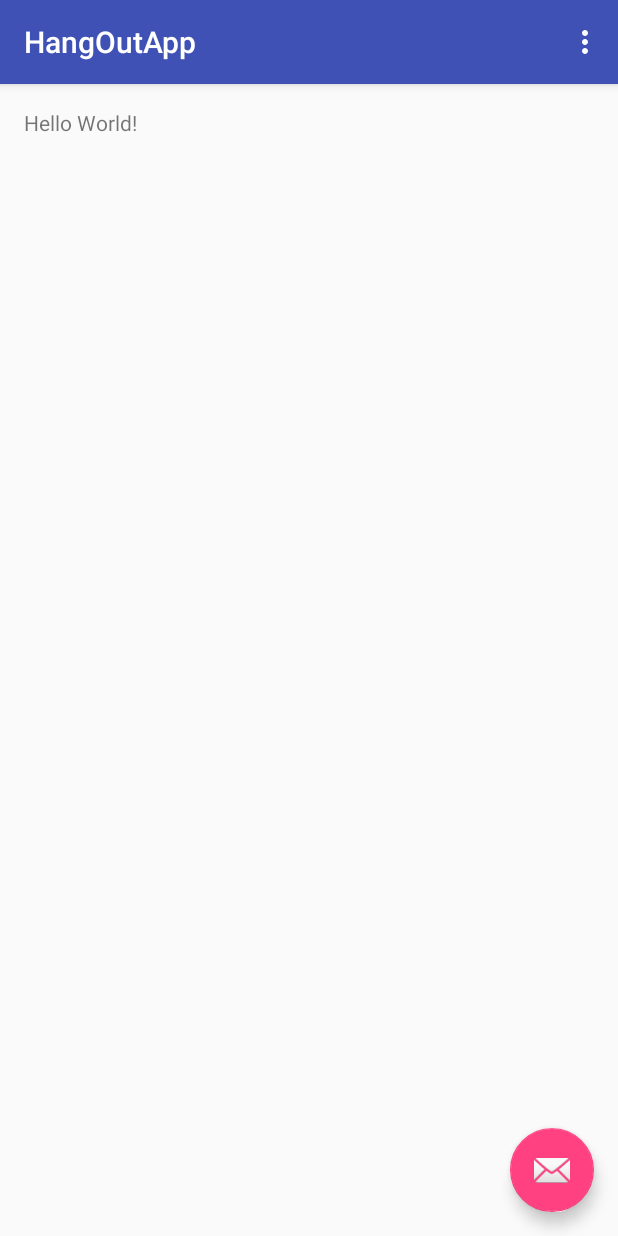
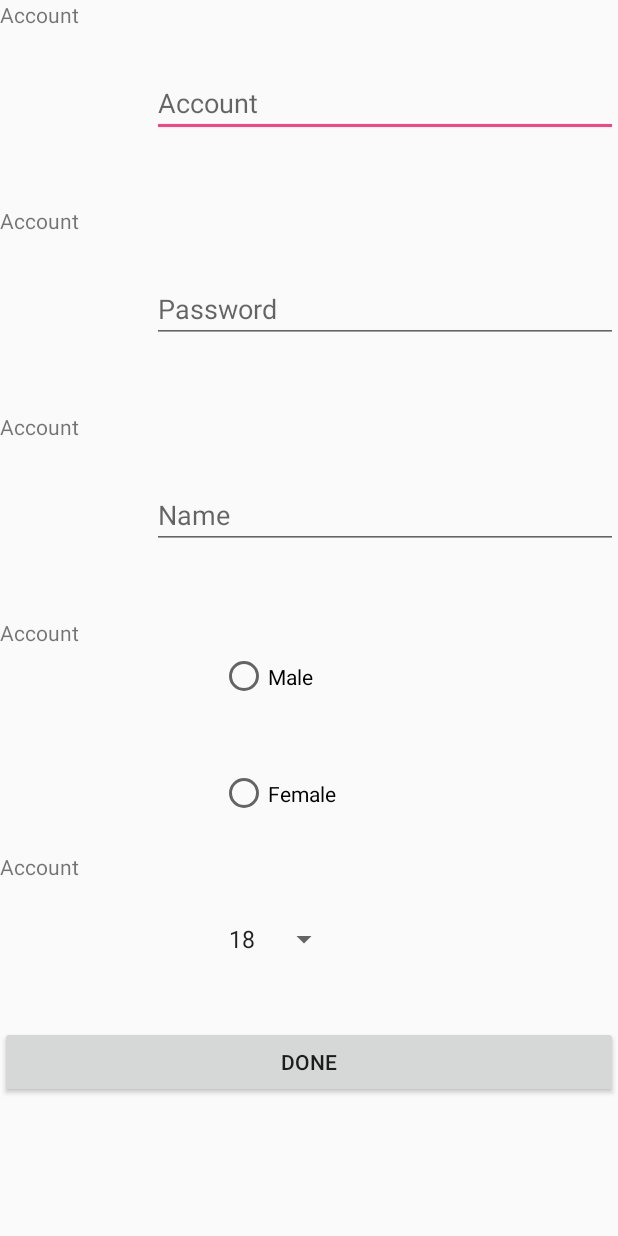
Before and after one commit to elminsterii/HangoutClientAndroid, an Android app: the screen it shows after launch (MainActivity before the commit, RegisterPageActivity after it), in the options menu, after a tap on "Post", on a phone screen of 412 x 824 dp. Run offline under Robolectric (Android 15) with nearby library versions, the phone set to English and light mode, and no system bars.

Commit message:
1.refine HttpPost for adapate different use(register/unregister...) 2.new RegisterPageActivity for register flow

```diff
--- a/hangoutapp/app/src/main/java/com/androidAppLogic/hangoutapp/DataStructure/BaseActivity.java
+++ b/hangoutapp/app/src/main/java/com/androidAppLogic/hangoutapp/DataStructure/BaseActivity.java
@@ -13,11 +13,13 @@ public class BaseActivity extends Activity {
     protected void onCreate(Bundle savedInstanceState) {
         super.onCreate(savedInstanceState);
         //bind initial layout
+        initView();
+        initData();
+        initListner();
     }
 
     protected void initView(){
         //bind view content
-
     }
     protected void initData(){
         //set data
@@ -25,4 +27,9 @@ public class BaseActivity extends Activity {
     protected void initListner(){
         //bind listner
     }
+
+
+
+
+
 }
--- a/hangoutapp/app/src/main/java/com/androidAppLogic/hangoutapp/HttpConnect/HttpProxy.java
+++ b/hangoutapp/app/src/main/java/com/androidAppLogic/hangoutapp/HttpConnect/HttpProxy.java
@@ -16,11 +16,26 @@ import com.androidAppLogic.hangoutapp.Tool.JasonTool;
  */
 
 public class HttpProxy {
+
+    public interface AsyncResponse {
+        boolean processFinish(boolean output);
+    }
+    public static final String HTTP_POST_API_REGISTER =   "https://hangouttw.appspot.com/register";
+    public static final String HTTP_POST_API_UNREGISTER = "https://hangouttw.appspot.com/register";
+    public static final String HTTP_POST_API_QUERY = "https://hangouttw.appspot.com/queryperson";
+
+    public static final int HTTP_POST_TIMEOUT = 10;
+    public static final int HTTP_GET_TIMEOUT = 15;
+
+
     private static final String LOG_TAG = "HttpProxy";
 
     /* interface for use:
                       1.HttpGetTask
                       2.HttpPostTask
+                        input:
+                        a.arg0[0]: Map<String, String> for Json format
+                        b.arg0[1]: Url for different usage
     */
 
     public static class HttpGetTask extends AsyncTask<String,Void,String> {
@@ -50,7 +65,7 @@ public class HttpProxy {
                 //connection.setDoOutput(true);
 
                 // 設定TimeOut時間
-                connection.setReadTimeout(15*1000);
+                connection.setReadTimeout(HTTP_GET_TIMEOUT*1000);
                 connection.connect();
 
                 // 伺服器回來的參數
@@ -100,6 +115,12 @@ public class HttpProxy {
 
     public static class HttpPostTask extends AsyncTask<Object,Void,String> {
 
+
+        public AsyncResponse delegate = null;
+
+        public HttpPostTask(AsyncResponse delegate){
+            this.delegate = delegate;
+        }
         @Override
         public void onPreExecute() {
             super.onPreExecute();
@@ -107,12 +128,13 @@ public class HttpProxy {
 
         @Override
         public String doInBackground(Object... arg0) {
-
+            boolean result = false;
             URL url = null;
             BufferedReader reader = null;
             StringBuilder stringBuilder;
             String jsonString = JasonTool.createJsonString(arg0[0]);
 
+            String strUrl = String.valueOf(arg0[1]);
             try
             {
                 // create the HttpURLConnection
@@ -124,7 +146,7 @@ public class HttpProxy {
                 connection.setRequestProperty("Content-Type","application/json; charset=UTF-8");
                 connection.setRequestProperty("Accept", "application/json");
                 connection.setRequestMethod("POST");
-                connection.setConnectTimeout(10*1000);
+                connection.setConnectTimeout(HTTP_POST_TIMEOUT*1000);
                 connection.setReadTimeout(10000);
                 connection.setDoInput(true);                                                        //允許輸入流，即允許下載
                 connection.setDoOutput(true);                                                       //允許輸出流，即允許上傳
@@ -188,9 +210,13 @@ public class HttpProxy {
         @Override
         public void onPostExecute(String result) {
             super.onPostExecute(result);
-            if(!"".equals(result) || null != result){
+            if(result.contains("200 OK "))
+                delegate.processFinish(true);
+            else
+                delegate.processFinish(false);
 
-            }
+
+
         }
     }
 }
--- a/hangoutapp/app/src/main/java/com/androidAppLogic/hangoutapp/MainActivity.java
+++ b/hangoutapp/app/src/main/java/com/androidAppLogic/hangoutapp/MainActivity.java
@@ -1,5 +1,6 @@
 package com.androidAppLogic.hangoutapp;
 
+import android.content.Intent;
 import android.os.Bundle;
 import android.support.design.widget.FloatingActionButton;
 import android.support.design.widget.Snackbar;
@@ -9,6 +10,8 @@ import android.view.View;
 import android.view.Menu;
 import android.view.MenuItem;
 import com.androidAppLogic.hangoutapp.HttpConnect.HttpProxy;
+import com.androidAppLogic.hangoutapp.MainFlowActivitys.RegisterPageActivity;
+
 import java.util.HashMap;
 
 import java.util.Map;
@@ -49,12 +52,16 @@ public class MainActivity extends AppCompatActivity {
 
         //noinspection SimplifiableIfStatement
         if (id == R.id.action_settings) {
-            HttpProxy.HttpPostTask pTask = new HttpProxy.HttpPostTask();
+            /*HttpProxy.HttpPostTask pTask = new HttpProxy.HttpPostTask();
             Map<String, String> jsonMap1 = new HashMap<String, String>();
             jsonMap1.put("account","yoie");
             jsonMap1.put("name","y");
             pTask.execute(jsonMap1);
             return true;
+            */
+            Intent intent = new Intent(this,
+                    RegisterPageActivity.class);
+            startActivity(intent);
         }
 
         return super.onOptionsItemSelected(item);
--- /dev/null
+++ b/hangoutapp/app/src/main/java/com/androidAppLogic/hangoutapp/MainFlowActivitys/RegisterPageActivity.java
@@ -0,0 +1,160 @@
+package com.androidAppLogic.hangoutapp.MainFlowActivitys;
+
+import android.os.Bundle;
+import android.view.View;
+import android.widget.AdapterView;
+import android.widget.Button;
+import android.widget.EditText;
+import android.widget.RadioButton;
+import android.widget.RadioGroup;
+import android.widget.Spinner;
+
+import com.androidAppLogic.hangoutapp.DataStructure.BaseActivity;
+import com.androidAppLogic.hangoutapp.HttpConnect.HttpProxy;
+import com.androidAppLogic.hangoutapp.R;
+
+import java.util.HashMap;
+import java.util.Map;
+import java.util.concurrent.ExecutionException;
+
+/**
+ * Created by yoie7 on 2018/5/4.
+ */
+
+public class RegisterPageActivity extends BaseActivity {
+
+
+    public static final int AGE_LIMITATION = 18;
+    public static final String REGISTER_ATTRIBUTES_ACCOUNT = "email";
+    public static final String REGISTER_ATTRIBUTES_PASSWORD = "password";
+    public static final String REGISTER_ATTRIBUTES_NAME = "displayname";
+    public static final String REGISTER_ATTRIBUTES_Gender = "gender";
+    public static final String REGISTER_ATTRIBUTES_Age = "age";
+
+    private EditText mEditText_Account;
+    private EditText mEditText_Password;
+    private EditText mEditText_Name;
+    private RadioGroup mRadio_Gender;
+    private Spinner mSpinner_Age;
+    private Button mButton_Done;
+
+    private String m_strGender = "";
+    private String m_strAge = "";
+
+
+
+    @Override
+    protected void onCreate(Bundle savedInstanceState) {
+        setContentView(R.layout.activity_register_page);
+        super.onCreate(savedInstanceState);
+
+    }
+
+    @Override
+    protected void initView(){
+        mEditText_Account = (EditText) findViewById(R.id.edit_account);
+        mEditText_Password = (EditText) findViewById(R.id.edit_pwd);
+        mEditText_Name = (EditText) findViewById(R.id.edit_name);
+        mSpinner_Age = (Spinner) findViewById(R.id.spinner_age);
+        mRadio_Gender = (RadioGroup)findViewById(R.id.radioG_gender);
+        mButton_Done = (Button)findViewById(R.id.btn_done);
+
+    }
+
+    @Override
+    protected void initData(){
+
+    }
+
+    @Override
+    protected void initListner(){
+
+
+        mRadio_Gender.setOnCheckedChangeListener(new RadioGroup.OnCheckedChangeListener(){
+                    @Override
+                    public void onCheckedChanged(RadioGroup group, int checkedId)
+                    {
+                        if(checkedId == R.id.radio_gender_male)
+                        {
+                            m_strGender = "M";
+                        }
+                        else if(checkedId == R.id.radio_gender_female)
+                        {
+                            m_strGender = "F";
+                        }
+                    }
+                });
+
+
+
+        mSpinner_Age.setOnItemSelectedListener(new AdapterView.OnItemSelectedListener() {
+            @Override
+            public void onItemSelected(AdapterView<?> parent, View view, int position, long id) {
+                m_strAge = String.valueOf(AGE_LIMITATION + position);
+            }
+
+            @Override
+            public void onNothingSelected(AdapterView<?> parent) {
+
+            }
+        });
+
+        mButton_Done.setOnClickListener(new Button.OnClickListener(){
+            @Override
+            public void onClick(View v) {
+                /*
+                RegisterPageLogic.doRegister(   mEditText_Account.getText().toString(),
+                                                mEditText_Password.getText().toString(),
+                                                mEditText_Name.getText().toString(),
+                                                m_strGender,
+                                                m_strAge);
+                */
+                RegisterPageLogic.doRegister("aaaa",
+                        "bbb",
+                        "ccc",
+                        "ddd",
+                        "eee");
+            }
+
+        });
+    }
+
+    private static class RegisterPageLogic{
+        public static boolean doRegister(String strAccount,
+                                  String strPwd,
+                                  String strName,
+                                  String strGender,
+                                  String strAge) {
+            boolean result = false;
+
+            HttpProxy.HttpPostTask pTask = new HttpProxy.HttpPostTask(new HttpProxy.AsyncResponse() {
+                @Override
+                public boolean processFinish(boolean output) {
+                    return output;
+                }
+            });
+            Map<String, String> jsonMap1 = new HashMap<String, String>();
+            jsonMap1.put(REGISTER_ATTRIBUTES_ACCOUNT, strAccount);
+            //jsonMap1.put(REGISTER_ATTRIBUTES_PASSWORD, strPwd);
+            //jsonMap1.put(REGISTER_ATTRIBUTES_NAME, strName);
+            //jsonMap1.put(REGISTER_ATTRIBUTES_Gender, strGender);
+            //jsonMap1.put(REGISTER_ATTRIBUTES_Age, strAge);
+
+
+            pTask.execute(jsonMap1, HttpProxy.HTTP_POST_API_REGISTER);
+            try {
+                String response  = pTask.get();
+                if (response.contains("200 OK "))
+                    result = true;
+                else
+                    result =  false;
+            } catch (InterruptedException e) {
+                e.printStackTrace();
+            } catch (ExecutionException e) {
+                e.printStackTrace();
+            }
+            return result;
+        }
+    }
+
+}
--- a/hangoutapp/app/src/main/java/com/androidAppLogic/hangoutapp/MainFlowActivitys/SignInPageActivity.java
+++ b/hangoutapp/app/src/main/java/com/androidAppLogic/hangoutapp/MainFlowActivitys/SignInPageActivity.java
@@ -31,4 +31,18 @@ public class SignInPageActivity extends BaseActivity{
     protected void initListner(){
 
     }
+
+
+    private class SignInPageLogic{
+
+        public boolean isPwdValid(String pwd){
+            boolean result = false;
+            return result;
+        }
+
+        public boolean signIn(String acount, String pwd){
+            boolean result = false;
+            return result;
+        }
+    }
 }
--- a/hangoutapp/app/src/main/res/layout/activity_main.xml
+++ b/hangoutapp/app/src/main/res/layout/activity_main.xml
@@ -5,7 +5,7 @@
     android:layout_width="match_parent"
     android:layout_height="match_parent"
     android:fitsSystemWindows="true"
-    tools:context="com.example.yoie7.hangoutapp.MainActivity">
+    tools:context="com.androidAppLogic.hangoutapp.MainActivity">
 
     <android.support.design.widget.AppBarLayout
         android:layout_width="match_parent"
--- /dev/null
+++ b/hangoutapp/app/src/main/res/layout/activity_register_page.xml
@@ -0,0 +1,185 @@
+<?xml version="1.0" encoding="utf-8"?>
+<LinearLayout xmlns:android="http://schemas.android.com/apk/res/android"
+    android:layout_width="match_parent"
+    android:layout_height="match_parent"
+    android:orientation="vertical">
+<LinearLayout
+    android:layout_width="match_parent"
+    android:layout_height="wrap_content"
+    android:layout_weight="1">
+    <LinearLayout
+        android:layout_width="wrap_content"
+        android:layout_height="match_parent"
+        android:layout_weight="1">
+        <TextView
+            android:layout_width="match_parent"
+            android:layout_height="match_parent"
+            android:layout_weight="1"
+            android:text="Account"/>
+
+    </LinearLayout>
+    <LinearLayout
+        android:layout_width="wrap_content"
+        android:layout_height="match_parent"
+        android:layout_weight="2">
+        <EditText
+            android:id="@+id/edit_account"
+            android:layout_width="match_parent"
+            android:layout_height="wrap_content"
+            android:layout_gravity="center"
+            android:inputType="textPersonName"
+            android:hint="Account"
+            android:ems="10"/>
+    </LinearLayout>
+</LinearLayout>
+
+    <LinearLayout
+        android:layout_width="match_parent"
+        android:layout_height="wrap_content"
+        android:layout_weight="1">
+        <LinearLayout
+            android:layout_width="wrap_content"
+            android:layout_height="match_parent"
+            android:layout_weight="1">
+            <TextView
+                android:layout_width="match_parent"
+                android:layout_height="match_parent"
+                android:layout_weight="1"
+                android:text="Account"/>
+
+        </LinearLayout>
+        <LinearLayout
+            android:layout_width="wrap_content"
+            android:layout_height="match_parent"
+            android:layout_weight="2">
+            <EditText
+                android:id="@+id/edit_pwd"
+                android:layout_width="match_parent"
+                android:layout_height="wrap_content"
+                android:layout_gravity="center"
+                android:inputType="textPersonName"
+                android:hint="Password"
+                android:ems="10"/>
+        </LinearLayout>
+    </LinearLayout>
+
+    <LinearLayout
+        android:layout_width="match_parent"
+        android:layout_height="wrap_content"
+        android:layout_weight="1">
+        <LinearLayout
+            android:layout_width="wrap_content"
+            android:layout_height="match_parent"
+            android:layout_weight="1">
+            <TextView
+                android:layout_width="match_parent"
+                android:layout_height="match_parent"
+                android:layout_weight="1"
+                android:text="Account"/>
+
+        </LinearLayout>
+        <LinearLayout
+            android:layout_width="wrap_content"
+            android:layout_height="match_parent"
+            android:layout_weight="2">
+            <EditText
+                android:id="@+id/edit_name"
+                android:layout_width="match_parent"
+                android:layout_height="wrap_content"
+                android:layout_gravity="center"
+                android:inputType="textPersonName"
+                android:hint="Name"
+                android:ems="10"/>
+        </LinearLayout>
+    </LinearLayout>
+
+    <LinearLayout
+        android:layout_width="match_parent"
+        android:layout_height="wrap_content"
+        android:layout_weight="1">
+        <LinearLayout
+            android:layout_width="wrap_content"
+            android:layout_height="match_parent"
+            android:layout_weight="1">
+            <TextView
+                android:layout_width="match_parent"
+                android:layout_height="match_parent"
+                android:layout_weight="1"
+                android:text="Account"/>
+
+        </LinearLayout>
+        <LinearLayout
+            android:layout_width="wrap_content"
+            android:layout_height="match_parent"
+            android:layout_weight="2">
+            <RadioGroup
+                android:id="@+id/radioG_gender"
+                android:layout_width="wrap_content"
+                android:layout_height="match_parent"
+                android:layout_alignBottom="@+id/button1"
+                android:layout_centerHorizontal="true"
+                >
+                <RadioButton
+                    android:id="@+id/radio_gender_male"
+                    android:text="Male"
+                    android:layout_width="wrap_content"
+                    android:layout_height="match_parent"
+                    android:layout_weight=".5" />
+
+                <RadioButton
+                    android:id="@+id/radio_gender_female"
+                    android:text="Female"
+                    android:layout_width="wrap_content"
+                    android:layout_height="match_parent"
+                    android:layout_weight=".5" />
+                </RadioGroup>
+
+
+        </LinearLayout>
+    </LinearLayout>
+
+    <LinearLayout
+        android:layout_width="match_parent"
+        android:layout_height="wrap_content"
+        android:layout_weight="1">
+        <LinearLayout
+            android:layout_width="wrap_content"
+            android:layout_height="match_parent"
+            android:layout_weight="1">
+            <TextView
+                android:layout_width="match_parent"
+                android:layout_height="match_parent"
+                android:layout_weight="1"
+                android:text="Account"/>
+
+        </LinearLayout>
+
+        <LinearLayout
+            android:layout_width="wrap_content"
+            android:layout_height="match_parent"
+            android:layout_weight="2">
+            <Spinner
+                android:id="@+id/spinner_age"
+                android:layout_gravity="center"
+                android:layout_width="wrap_content"
+                android:layout_height="wrap_content"
+                android:entries="@array/user_age_list"
+                />
+        </LinearLayout>
+    </LinearLayout>
+
+    <LinearLayout
+        android:layout_width="match_parent"
+        android:layout_height="wrap_content"
+        android:layout_weight="1">
+
+        <Button
+            android:id="@+id/btn_done"
+            android:text="Done"
+            android:layout_width="wrap_content"
+            android:layout_height="wrap_content"
+            android:layout_weight="1" />
+    </LinearLayout>
+
+
+</LinearLayout>
--- a/hangoutapp/app/src/main/res/layout/activity_signin_page.xml
+++ b/hangoutapp/app/src/main/res/layout/activity_signin_page.xml
@@ -16,7 +16,7 @@
 
     <EditText
 
-        android:id="@+id/edit_psw"
+        android:id="@+id/edit_pwd"
         android:layout_marginTop="20dp"
         android:layout_width="match_parent"
         android:layout_height="wrap_content"
--- a/hangoutapp/app/src/main/res/layout/content_main.xml
+++ b/hangoutapp/app/src/main/res/layout/content_main.xml
@@ -10,7 +10,7 @@
     android:paddingRight="@dimen/activity_horizontal_margin"
     android:paddingTop="@dimen/activity_vertical_margin"
     app:layout_behavior="@string/appbar_scrolling_view_behavior"
-    tools:context="com.example.yoie7.hangoutapp.MainActivity"
+    tools:context="com.androidAppLogic.hangoutapp.MainActivity"
     tools:showIn="@layout/activity_main">
 
     <TextView
--- a/hangoutapp/app/src/main/res/values/strings.xml
+++ b/hangoutapp/app/src/main/res/values/strings.xml
@@ -3,4 +3,75 @@
     <string name="action_settings">Post</string>
     <string name="sign_in">Sign In</string>
     <string name="sign_up">Register</string>
+
+
+
+
+
+
+
+
+
+
+
+
+
+
+
+
+
+
+
+
+
+
+
+
+
+
+
+
+    <string-array name="user_age_list">
+        <item>18</item>
+        <item>19</item>
+        <item>20</item>
+        <item>21</item>
+        <item>22</item>
+        <item>23</item>
+        <item>24</item>
+        <item>25</item>
+        <item>26</item>
+        <item>27</item>
+        <item>28</item>
+        <item>29</item>
+        <item>30</item>
+        <item>31</item>
+        <item>32</item>
+        <item>33</item>
+        <item>34</item>
+        <item>35</item>
+        <item>36</item>
+        <item>37</item>
+        <item>38</item>
+        <item>39</item>
+        <item>40</item>
+        <item>41</item>
+        <item>42</item>
+        <item>43</item>
+        <item>44</item>
+        <item>45</item>
+        <item>46</item>
+        <item>47</item>
+        <item>48</item>
+        <item>49</item>
+        <item>50</item>
+    </string-array>
+
+
+
+
+
+
+
+
 </resources>
```
Also changed, not shown: hangoutapp/app/src/main/AndroidManifest.xml (+11 -0 lines).
